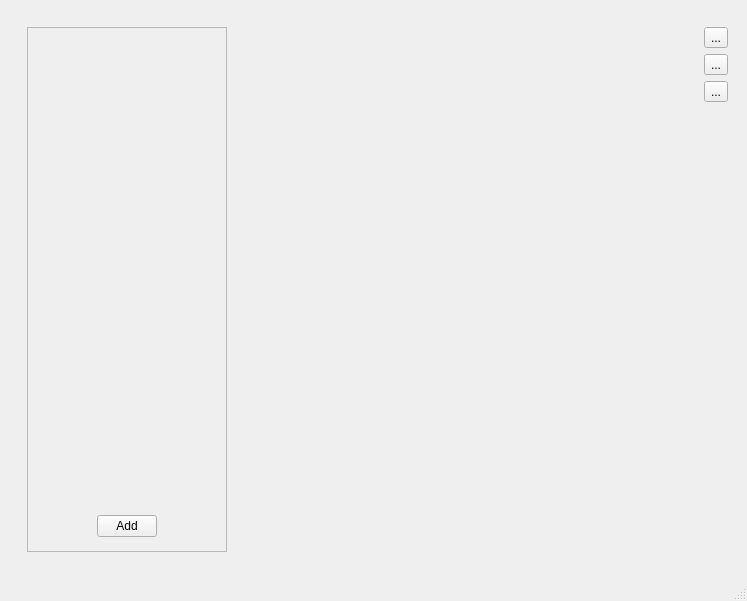
Old version of the form mainwindow.ui in the repository simmonsj330/NotiSimplifi.
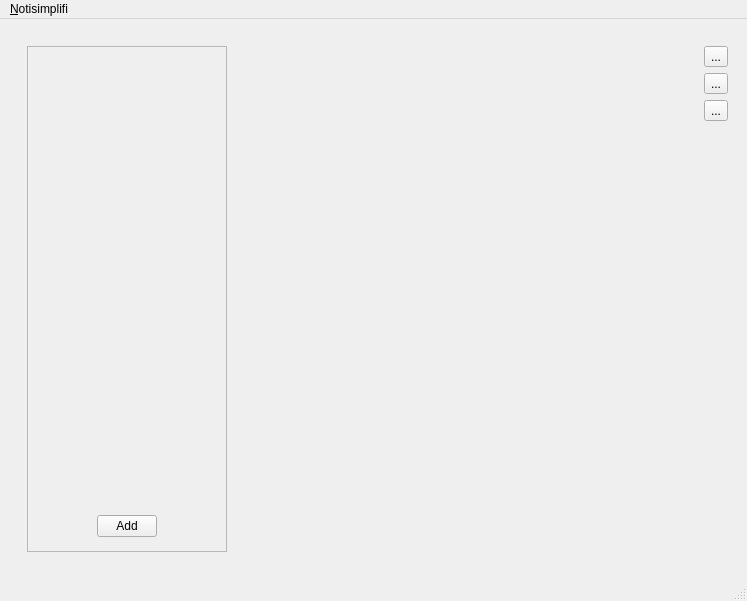
New version of the form. Icons and pictures are not drawn.

```diff
--- a/mainwindow.ui
+++ b/mainwindow.ui
@@ -204,6 +204,12 @@
      <height>22</height>
     </rect>
    </property>
+   <widget class="QMenu" name="menu_Notisimplifi">
+    <property name="title">
+     <string>&amp;Notisimplifi</string>
+    </property>
+   </widget>
+   <addaction name="menu_Notisimplifi"/>
   </widget>
   <widget class="QStatusBar" name="statusbar"/>
  </widget>
```
